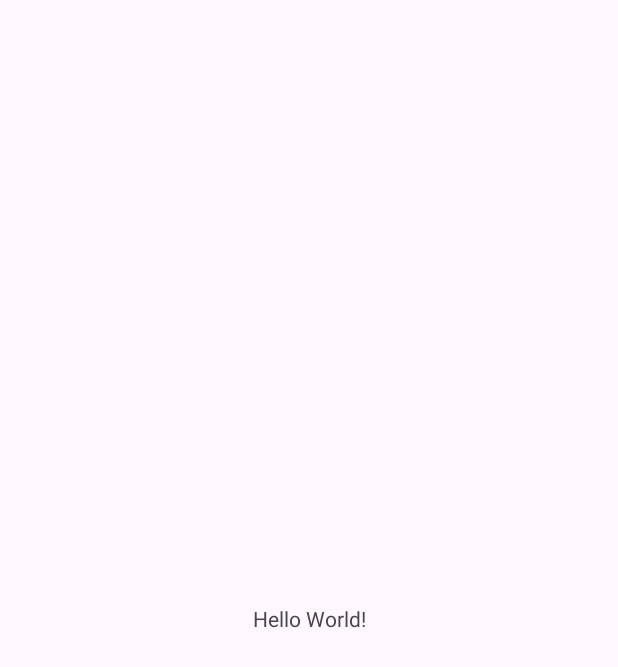
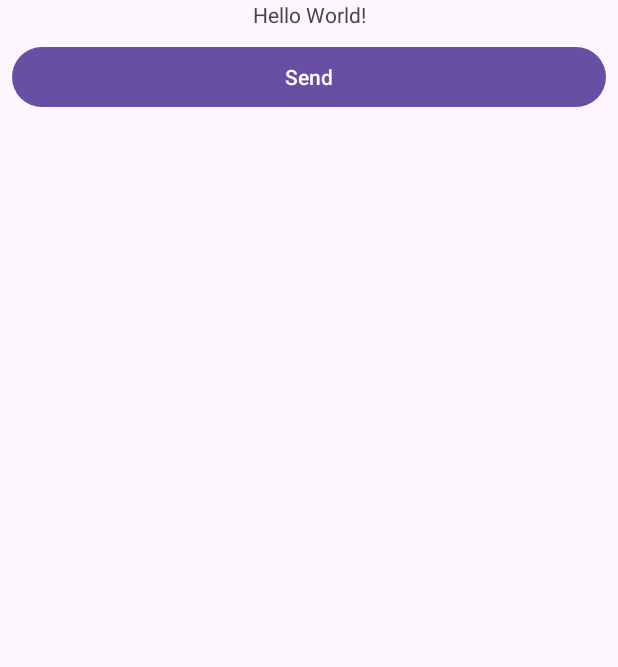
Before and after one commit to raaisilvaa/PrimeiroProjetoFeito, an Android app: the screen it shows after launch (MainActivity), on a phone screen of 412 x 824 dp. Before the commit the part shown is almost empty. Shown: the top 667 px of the screen. Run offline under Robolectric (Android 15) with nearby library versions, the phone set to English and light mode, and no system bars.

Commit message:
atualização

```diff
--- a/app/src/main/java/com/projetoraaisilvaa/primeiroprojetofeito/MainActivity.kt
+++ b/app/src/main/java/com/projetoraaisilvaa/primeiroprojetofeito/MainActivity.kt
@@ -1,14 +1,32 @@
 package com.projetoraaisilvaa.primeiroprojetofeito
 
+import android.annotation.SuppressLint
 import androidx.appcompat.app.AppCompatActivity
 import android.os.Bundle
+import android.widget.Button
+import android.widget.TextView
 
 class MainActivity : AppCompatActivity() {
+    @SuppressLint("SetTextI18n")
     override fun onCreate(savedInstanceState: Bundle?) {
         super.onCreate(savedInstanceState)
         setContentView(R.layout.activity_main)
-    }
-    fun cane() {
+
+        //Encontrar os elementos de interface
+        //findViewById
+        //<> -> Tipo da informação (TextView, EditText, Button, etc
+        //() -> ID da informação (R.id.tvResult, etc)
+        //val -> variáveis que não mudam de valor
+        //var -> variáveis que podem mudar de valor
+        val btSend = findViewById<Button>(R.id.btSend)
+        val tvResult = findViewById<TextView>(R.id.tvResult)
+        //Declarar um Listener
+        btSend.setOnClickListener {
+            //Tudo que eu escrever dentro das chaves, será executado quando clicar no botão
+            tvResult.text = "Raí Silva"
+
+        }
+
 
     }
 }
--- a/app/src/main/res/layout/activity_main.xml
+++ b/app/src/main/res/layout/activity_main.xml
@@ -7,12 +7,26 @@
     tools:context=".MainActivity">
 
     <TextView
+        android:id="@+id/tvResult"
         android:layout_width="wrap_content"
         android:layout_height="wrap_content"
         android:text="Hello World!"
-        app:layout_constraintBottom_toBottomOf="parent"
         app:layout_constraintEnd_toEndOf="parent"
         app:layout_constraintStart_toStartOf="parent"
         app:layout_constraintTop_toTopOf="parent" />
 
+    <Button
+        android:id="@+id/btSend"
+        android:layout_width="0dp"
+        android:layout_height="wrap_content"
+        android:layout_marginStart="8dp"
+        android:layout_marginLeft="8dp"
+        android:layout_marginTop="8dp"
+        android:layout_marginEnd="8dp"
+        android:layout_marginRight="8dp"
+        android:text="Send"
+        app:layout_constraintEnd_toEndOf="parent"
+        app:layout_constraintStart_toStartOf="parent"
+        app:layout_constraintTop_toBottomOf="@+id/tvResult" />
+
 </androidx.constraintlayout.widget.ConstraintLayout>
```
